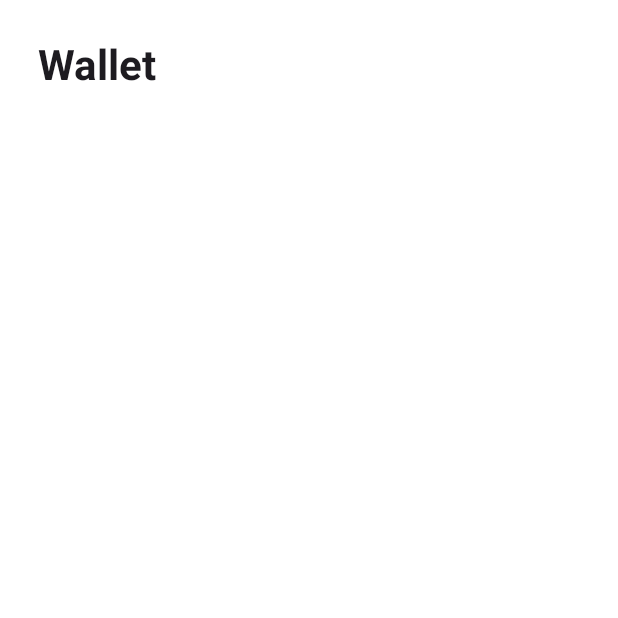
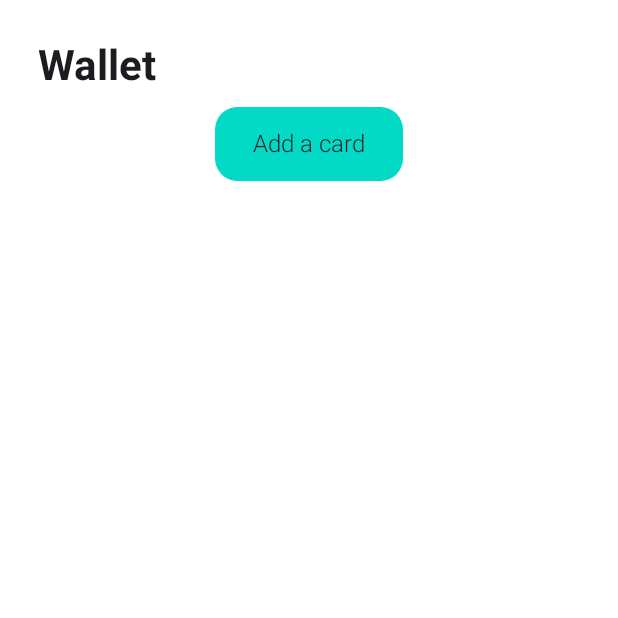
Before and after one commit to Lisa-Huynh/TrackIt, an Android app built with Jetpack Compose: the WalletScreen screen opened through its navigation route, on a phone screen of 412 x 824 dp, the top half of it. Run offline under Robolectric (Android 15) with nearby library versions, the phone set to English and light mode, and no system bars; our stand-ins replace Dagger/Hilt's generated code, Firebase (no records; nobody signed in at launch, a user with empty details on screens opened directly).

Commit message:
Add a card button

```diff
--- a/app/src/main/java/com/example/trackit/wallet/WalletScreen.kt
+++ b/app/src/main/java/com/example/trackit/wallet/WalletScreen.kt
@@ -1,10 +1,14 @@
 package com.example.trackit.wallet
 
+import androidx.compose.foundation.background
 import androidx.compose.foundation.layout.*
+import androidx.compose.foundation.shape.RoundedCornerShape
 import androidx.compose.material.*
 import androidx.compose.material3.Text
 import androidx.compose.runtime.Composable
+import androidx.compose.ui.Alignment
 import androidx.compose.ui.Modifier
+import androidx.compose.ui.draw.clip
 import androidx.compose.ui.tooling.preview.Preview
 import androidx.compose.ui.unit.dp
 import com.example.trackit.ui.theme.AppTheme
@@ -13,22 +17,34 @@ import com.example.trackit.ui.theme.topAppBarContentColor
 
 @Composable
 fun WalletScreen() {
-    val scaffoldState = rememberScaffoldState()
+    Column(
+        modifier = Modifier.fillMaxSize()
+    ) {
+        WalletScreenTopBar()
+        WalletScreenContent()
+    }
+}
 
-    Scaffold(
-        scaffoldState = scaffoldState,
-        topBar = {
-            WalletScreenTopBar()
-        },
-        content = { padding ->
-            Column(
-                modifier = Modifier.padding(padding)
-            ) {
-
-            }
-
+@Composable
+fun WalletScreenContent(
+) {
+    Column(
+        modifier = Modifier.fillMaxSize(),
+    ) {
+        Box(
+            modifier = Modifier
+                .wrapContentSize()
+                .align(Alignment.CenterHorizontally)
+                .clip(shape = RoundedCornerShape(15.dp))
+                .background(MaterialTheme.colors.secondary)
+        ) {
+            Text(
+                modifier = Modifier.padding(horizontal = 25.dp, vertical = 15.dp),
+                text = "Add a card",
+                style = MaterialTheme.typography.h4
+            )
         }
-    )
+    }
 }
 
 @Composable
```
